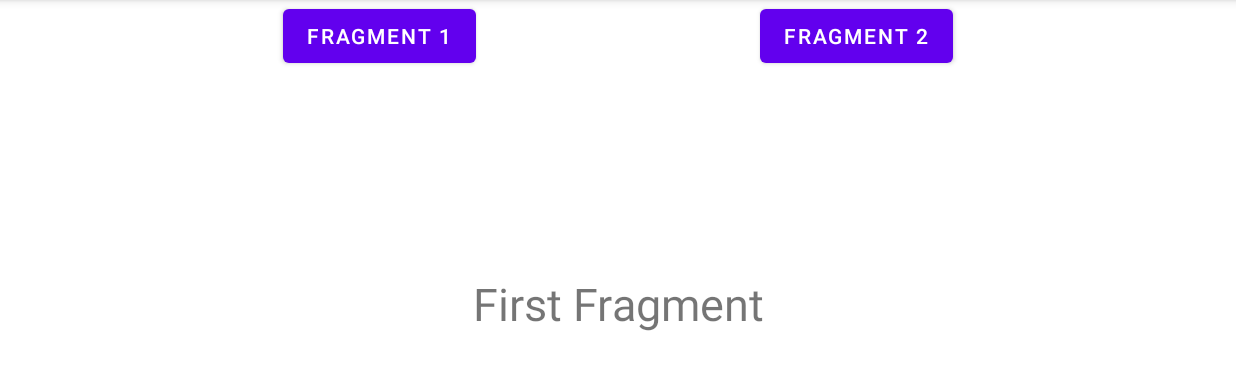
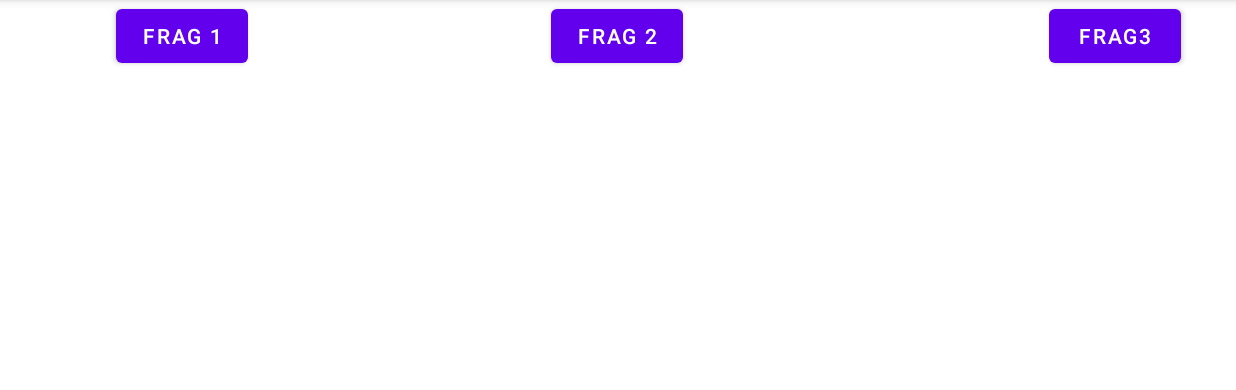
Before and after one commit to anshita066/FragmentQues1, an Android app: the screen it shows after launch (MainActivity), on a phone screen of 824 x 412 dp (held sideways), the part 84-474 px from its top. Run offline under Robolectric (Android 15) with nearby library versions, the phone set to English and light mode, and no system bars.

```diff
--- a/app/src/main/java/com/example/fragmentques1/MainActivity.kt
+++ b/app/src/main/java/com/example/fragmentques1/MainActivity.kt
@@ -9,31 +9,5 @@ class MainActivity : AppCompatActivity() {
     override fun onCreate(savedInstanceState: Bundle?) {
         super.onCreate(savedInstanceState)
         setContentView(R.layout.activity_main)
-
-        val firstFragment = FirstFragment()
-        val secondFragment = SecondFragment()
-
-        var btn1 = findViewById<View>(R.id.btnFragment1) as Button
-        var btn2 = findViewById<View>(R.id.btnFragment2) as Button
-
-        supportFragmentManager.beginTransaction().apply {
-            replace(R.id.flfragment, firstFragment)
-            commit()
-        }
-
-        btn1.setOnClickListener{
-            supportFragmentManager.beginTransaction().apply {
-                replace(R.id.flfragment, firstFragment)
-                addToBackStack(null)
-                commit()
-            }
-        }
-        btn2.setOnClickListener{
-            supportFragmentManager.beginTransaction().apply {
-                replace(R.id.flfragment, secondFragment)
-                addToBackStack(null)
-                commit()
-            }
-        }
     }
 }
--- a/app/src/main/res/layout/activity_main.xml
+++ b/app/src/main/res/layout/activity_main.xml
@@ -10,23 +10,25 @@
         android:id="@+id/btnFragment1"
         android:layout_width="wrap_content"
         android:layout_height="wrap_content"
-        android:text="Fragment 1"
-        app:layout_constraintBottom_toTopOf="@+id/flfragment"
-        app:layout_constraintEnd_toStartOf="@+id/btnFragment2"
-        app:layout_constraintHorizontal_bias="0.5"
+        android:text="Frag 1"
+        app:layout_constraintBottom_toBottomOf="parent"
+        app:layout_constraintEnd_toEndOf="parent"
+        app:layout_constraintHorizontal_bias="0.105"
         app:layout_constraintStart_toStartOf="parent"
-        app:layout_constraintTop_toTopOf="parent" />
+        app:layout_constraintTop_toTopOf="parent"
+        app:layout_constraintVertical_bias="0.0" />
 
     <Button
         android:id="@+id/btnFragment2"
         android:layout_width="wrap_content"
         android:layout_height="wrap_content"
-        android:text="Fragment 2"
+        android:text="Frag 2"
         app:layout_constraintBottom_toTopOf="@+id/flfragment"
-        app:layout_constraintEnd_toEndOf="parent"
-        app:layout_constraintHorizontal_bias="0.5"
+        app:layout_constraintEnd_toStartOf="@+id/btn"
+        app:layout_constraintHorizontal_bias="0.453"
         app:layout_constraintStart_toEndOf="@+id/btnFragment1"
-        app:layout_constraintTop_toTopOf="parent" />
+        app:layout_constraintTop_toTopOf="parent"
+        app:layout_constraintVertical_bias="1.0" />
 
     <FrameLayout
         android:id="@+id/flfragment"
@@ -34,5 +36,19 @@
         android:layout_height="0dp"
         app:layout_constraintBottom_toBottomOf="parent"
         app:layout_constraintTop_toBottomOf="@+id/btnFragment1"
-        tools:layout_editor_absoluteX="181dp" />
+        tools:layout_editor_absoluteX="181dp" >
+
+    </FrameLayout>
+
+    <Button
+        android:id="@+id/btn"
+        android:layout_width="wrap_content"
+        android:layout_height="wrap_content"
+        android:text="Frag3"
+        app:layout_constraintBottom_toBottomOf="parent"
+        app:layout_constraintEnd_toEndOf="parent"
+        app:layout_constraintHorizontal_bias="0.95"
+        app:layout_constraintStart_toStartOf="parent"
+        app:layout_constraintTop_toTopOf="parent"
+        app:layout_constraintVertical_bias="0.0" />
 </androidx.constraintlayout.widget.ConstraintLayout>
```
Also changed, not shown: app/src/main/java/com/example/fragmentques1/FirstFragment.kt (+34 -0 lines), app/src/main/res/layout/fragment_third.xml (added, +23 -0 lines).
